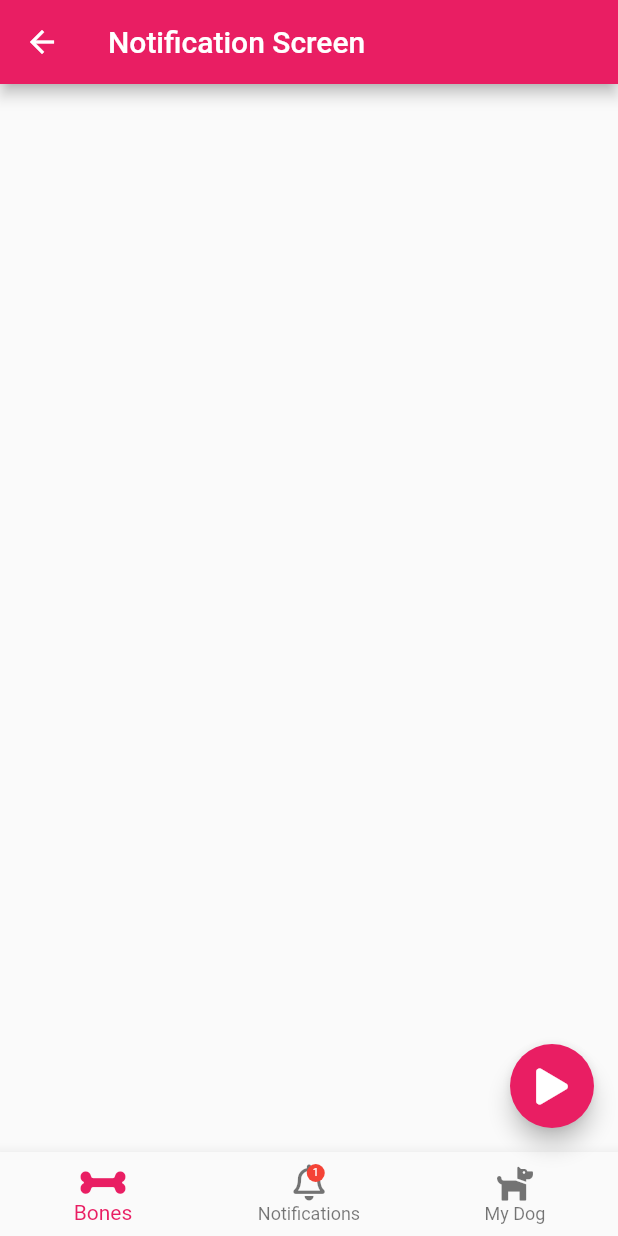
After one commit to JovannyRch/flutter_avanzado, a Flutter app: the NavigationScreen screen opened directly, after a tap on an icon or button, on a phone screen of 412 x 824 dp. The commit adds this screen. Run offline on Flutter 3.47's test engine with Material 2 defaults, Android fonts, the phone set to English and light mode, and no system bars; drawn by our look-alikes of animate_do; our stand-ins replace flutter_svg, font_awesome_flutter.

Commit message:
Animate do

```diff
--- /dev/null
+++ b/lib/screens/animate_do/navigation_screen.dart
@@ -0,0 +1,116 @@
+import 'package:animate_do/animate_do.dart';
+import 'package:flutter/material.dart';
+import 'package:font_awesome_flutter/font_awesome_flutter.dart';
+import 'package:provider/provider.dart';
+
+class NavigationScreen extends StatelessWidget {
+  @override
+  Widget build(BuildContext context) {
+    return ChangeNotifierProvider(
+      create: (_) => _NotificationModel(),
+      child: Scaffold(
+        appBar: AppBar(
+          backgroundColor: Colors.pink,
+          title: Text("Notification Screen"),
+        ),
+        floatingActionButton: Botonflotante(),
+        bottomNavigationBar: BottomNavigation(),
+      ),
+    );
+  }
+}
+
+class Botonflotante extends StatelessWidget {
+  const Botonflotante({Key key}) : super(key: key);
+
+  @override
+  Widget build(BuildContext context) {
+    return FloatingActionButton(
+      child: FaIcon(FontAwesomeIcons.play),
+      backgroundColor: Colors.pink,
+      onPressed: () {
+        final notiModel =
+            Provider.of<_NotificationModel>(context, listen: false);
+        final int notificaciones = notiModel.numero;
+        notiModel.numero = notificaciones + 1;
+
+        if (notificaciones >= 1) {
+          notiModel.bounce.forward(from: 0.0);
+        }
+      },
+    );
+  }
+}
+
+class BottomNavigation extends StatelessWidget {
+  const BottomNavigation({Key key}) : super(key: key);
+
+  @override
+  Widget build(BuildContext context) {
+    final int notificaciones = Provider.of<_NotificationModel>(context).numero;
+    return BottomNavigationBar(
+      currentIndex: 0,
+      selectedItemColor: Colors.pink,
+      items: [
+        BottomNavigationBarItem(
+            icon: FaIcon(FontAwesomeIcons.bone), title: Text("Bones")),
+        BottomNavigationBarItem(
+            icon: Stack(
+              children: <Widget>[
+                FaIcon(FontAwesomeIcons.bell),
+                Positioned(
+                  top: 0.0,
+                  right: 0.0,
+                  child: BounceInDown(
+                    animate: notificaciones > 0,
+                    from: 10,
+                    child: Bounce(
+                      controller: (controller) =>
+                          Provider.of<_NotificationModel>(context).bounce =
+                              controller,
+                      from: 10,
+                      child: Container(
+                        width: 12,
+                        height: 12,
+                        alignment: Alignment.center,
+                        decoration: BoxDecoration(
+                          color: Colors.red,
+                          shape: BoxShape.circle,
+                        ),
+                        child: Text(
+                          "$notificaciones",
+                          style: TextStyle(
+                            color: Colors.white,
+                            fontSize: 7,
+                          ),
+                        ),
+                      ),
+                    ),
+                  ),
+                )
+              ],
+            ),
+            title: Text("Notifications")),
+        BottomNavigationBarItem(
+            icon: FaIcon(FontAwesomeIcons.dog), title: Text("My Dog")),
+      ],
+    );
+  }
+}
+
+class _NotificationModel with ChangeNotifier {
+  int _numero = 0;
+  AnimationController _bounce;
+
+  int get numero => _numero;
+  set numero(int numero) {
+    _numero = numero;
+    notifyListeners();
+  }
+
+  AnimationController get bounce => _bounce;
+  set bounce(Animation controller) {
+    _bounce = controller;
+    notifyListeners();
+  }
+}
--- /dev/null
+++ b/lib/screens/routes/routes.dart
@@ -0,0 +1 @@
+import 'package:flutter/material.dart';
```
Also changed, not shown: lib/main.dart (+14 -1 lines), lib/screens/animate_do/animate_do_screen.dart (added, +96 -0 lines), lib/screens/animate_do/twitter_screen.dart (added, +41 -0 lines).
